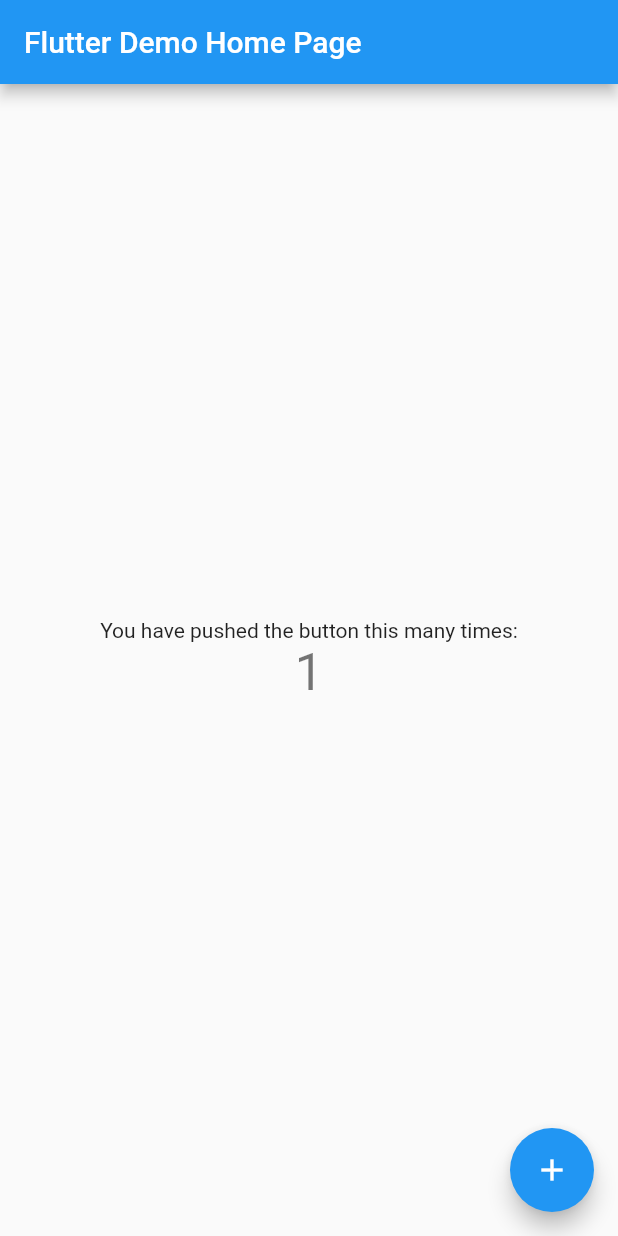
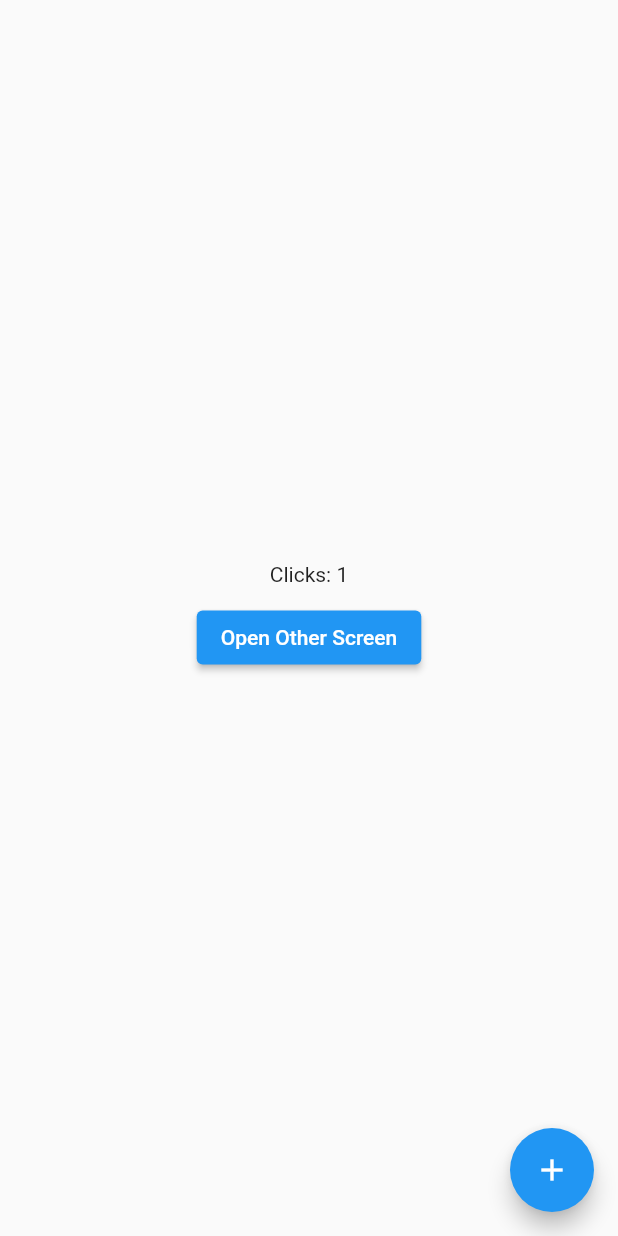
Before and after one commit to EhsanTgv/web_dashboard_practice, a Flutter app: the screen it shows after launch, after a tap on the "add" icon, on a phone screen of 412 x 824 dp. Run offline on Flutter 3.47's test engine with Material 2 defaults, Android fonts, the phone set to English and light mode, and no system bars; our stand-ins replace get.

Commit message:
Implement GetX

```diff
--- /dev/null
+++ b/lib/contorllers/counter_controller.dart
@@ -0,0 +1,9 @@
+import 'package:get/get.dart';
+
+class CounterController extends GetxController{
+  var counter = 0.obs;
+
+  void increment(){
+    counter++;
+  }
+}
--- a/lib/main.dart
+++ b/lib/main.dart
@@ -1,4 +1,6 @@
 import 'package:flutter/material.dart';
+import 'package:get/get.dart';
+import 'package:web_dashboard_practice/screens/home.dart';
 
 void main() {
   runApp(const MyApp());
@@ -10,7 +12,7 @@
   // This widget is the root of your application.
   @override
   Widget build(BuildContext context) {
-    return MaterialApp(
+    return GetMaterialApp(
       title: 'Flutter Demo',
       theme: ThemeData(
         // This is the theme of your application.
@@ -24,92 +26,7 @@
         // is not restarted.
         primarySwatch: Colors.blue,
       ),
-      home: const MyHomePage(title: 'Flutter Demo Home Page'),
+      home: const HomeScreen(),
     );
   }
 }
-
-class MyHomePage extends StatefulWidget {
-  const MyHomePage({super.key, required this.title});
-
-  // This widget is the home page of your application. It is stateful, meaning
-  // that it has a State object (defined below) that contains fields that affect
-  // how it looks.
-
-  // This class is the configuration for the state. It holds the values (in this
-  // case the title) provided by the parent (in this case the App widget) and
-  // used by the build method of the State. Fields in a Widget subclass are
-  // always marked "final".
-
-  final String title;
-
-  @override
-  State<MyHomePage> createState() => _MyHomePageState();
-}
-
-class _MyHomePageState extends State<MyHomePage> {
-  int _counter = 0;
-
-  void _incrementCounter() {
-    setState(() {
-      // This call to setState tells the Flutter framework that something has
-      // changed in this State, which causes it to rerun the build method below
-      // so that the display can reflect the updated values. If we changed
-      // _counter without calling setState(), then the build method would not be
-      // called again, and so nothing would appear to happen.
-      _counter++;
-    });
-  }
-
-  @override
-  Widget build(BuildContext context) {
-    // This method is rerun every time setState is called, for instance as done
-    // by the _incrementCounter method above.
-    //
-    // The Flutter framework has been optimized to make rerunning build methods
-    // fast, so that you can just rebuild anything that needs updating rather
-    // than having to individually change instances of widgets.
-    return Scaffold(
-      appBar: AppBar(
-        // Here we take the value from the MyHomePage object that was created by
-        // the App.build method, and use it to set our appbar title.
-        title: Text(widget.title),
-      ),
-      body: Center(
-        // Center is a layout widget. It takes a single child and positions it
-        // in the middle of the parent.
-        child: Column(
-          // Column is also a layout widget. It takes a list of children and
-          // arranges them vertically. By default, it sizes itself to fit its
-          // children horizontally, and tries to be as tall as its parent.
-          //
-          // Invoke "debug painting" (press "p" in the console, choose the
-          // "Toggle Debug Paint" action from the Flutter Inspector in Android
-          // Studio, or the "Toggle Debug Paint" command in Visual Studio Code)
-          // to see the wireframe for each widget.
-          //
-          // Column has various properties to control how it sizes itself and
-          // how it positions its children. Here we use mainAxisAlignment to
-          // center the children vertically; the main axis here is the vertical
-          // axis because Columns are vertical (the cross axis would be
-          // horizontal).
-          mainAxisAlignment: MainAxisAlignment.center,
-          children: <Widget>[
-            const Text(
-              'You have pushed the button this many times:',
-            ),
-            Text(
-              '$_counter',
-              style: Theme.of(context).textTheme.headlineMedium,
-            ),
-          ],
-        ),
-      ),
-      floatingActionButton: FloatingActionButton(
-        onPressed: _incrementCounter,
-        tooltip: 'Increment',
-        child: const Icon(Icons.add),
-      ), // This trailing comma makes auto-formatting nicer for build methods.
-    );
-  }
-}
--- /dev/null
+++ b/lib/screens/home.dart
@@ -0,0 +1,38 @@
+import 'package:flutter/material.dart';
+import 'package:get/get.dart';
+import 'package:web_dashboard_practice/contorllers/counter_controller.dart';
+import 'package:web_dashboard_practice/screens/other.dart';
+
+class HomeScreen extends StatelessWidget {
+  const HomeScreen({Key? key}) : super(key: key);
+
+  @override
+  Widget build(BuildContext context) {
+    final CounterController counterController = Get.put(CounterController());
+    return Scaffold(
+      body: Obx(
+        () => Column(
+          mainAxisAlignment: MainAxisAlignment.center,
+          children: [
+            Center(child: Text("Clicks: ${counterController.counter.value}")),
+            const SizedBox(height: 10),
+            Center(
+              child: ElevatedButton(
+                onPressed: () {
+                  Get.to(OtherScreen());
+                },
+                child: const Text("Open Other Screen"),
+              ),
+            ),
+          ],
+        ),
+      ),
+      floatingActionButton: FloatingActionButton(
+        onPressed: () {
+          counterController.increment();
+        },
+        child: const Icon(Icons.add),
+      ),
+    );
+  }
+}
--- /dev/null
+++ b/lib/screens/other.dart
@@ -0,0 +1,26 @@
+import 'package:flutter/material.dart';
+import 'package:get/get.dart';
+import 'package:web_dashboard_practice/contorllers/counter_controller.dart';
+
+class OtherScreen extends StatelessWidget {
+  final CounterController _counterController = Get.find();
+
+  @override
+  Widget build(BuildContext context) {
+    return Scaffold(
+      body: Column(
+        mainAxisAlignment: MainAxisAlignment.center,
+        children: [
+          Text("Screen was clicked ${_counterController.counter.value} times"),
+          const SizedBox(height: 10),
+          ElevatedButton(
+            onPressed: () {
+              Get.back();
+            },
+            child: const Text("Open Other Screen"),
+          ),
+        ],
+      ),
+    );
+  }
+}
--- a/pubspec.yaml
+++ b/pubspec.yaml
@@ -39,6 +39,7 @@
 dev_dependencies:
   flutter_test:
     sdk: flutter
+  get: ^4.6.5
 
   # The "flutter_lints" package below contains a set of recommended lints to
   # encourage good coding practices. The lint set provided by the package is
```
Also changed, not shown: pubspec.lock.
